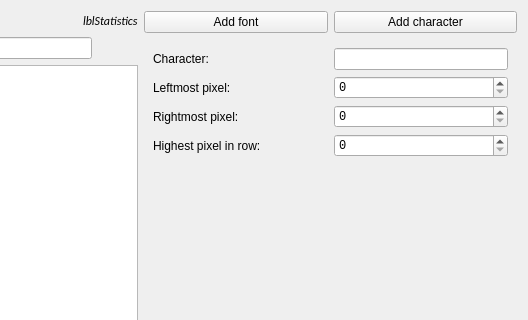
The window that OTModules/wFonts/Widgets/wdgeditor.ui (pietr26/OMSI-Tools) describes before a commit, drawn with Qt 5; both pictures show x 247 to 775 and y 0 to 320 of the 775 by 431 pixel window.
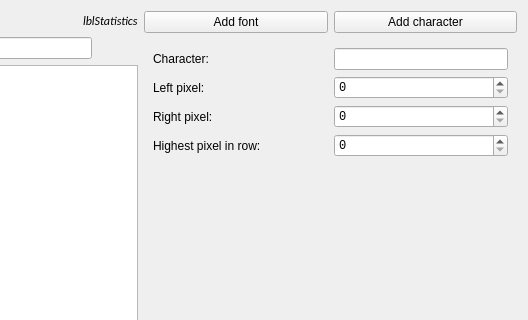
The same window after the commit. Icons and pictures are not drawn.

Patch:
```diff
--- a/OTModules/wFonts/Widgets/wdgeditor.ui
+++ b/OTModules/wFonts/Widgets/wdgeditor.ui
@@ -462,7 +462,7 @@
               <string/>
              </property>
              <property name="text">
-              <string>Rightmost pixel:</string>
+              <string>Right pixel:</string>
              </property>
              <property name="buddy">
               <cstring>sbxRightPixel</cstring>
@@ -475,7 +475,7 @@
               <string/>
              </property>
              <property name="text">
-              <string>Leftmost pixel:</string>
+              <string>Left pixel:</string>
              </property>
              <property name="buddy">
               <cstring>sbxLeftPixel</cstring>
```
Left out of the diff: 18 changed lines with no effect on the pictures.
